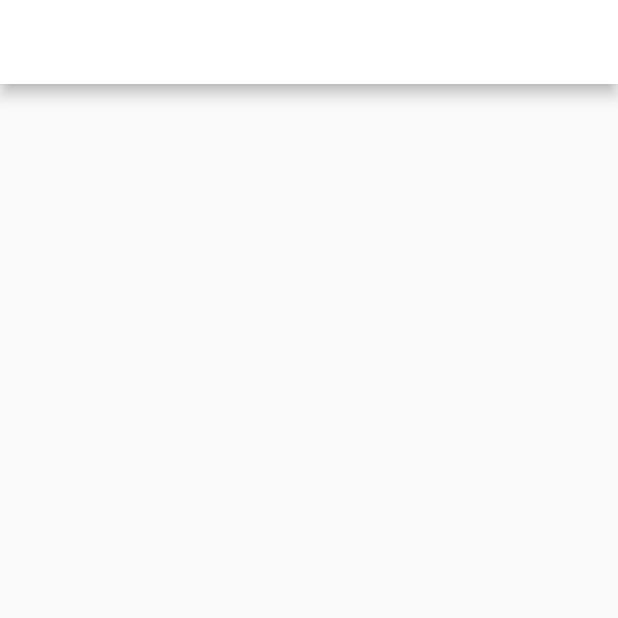
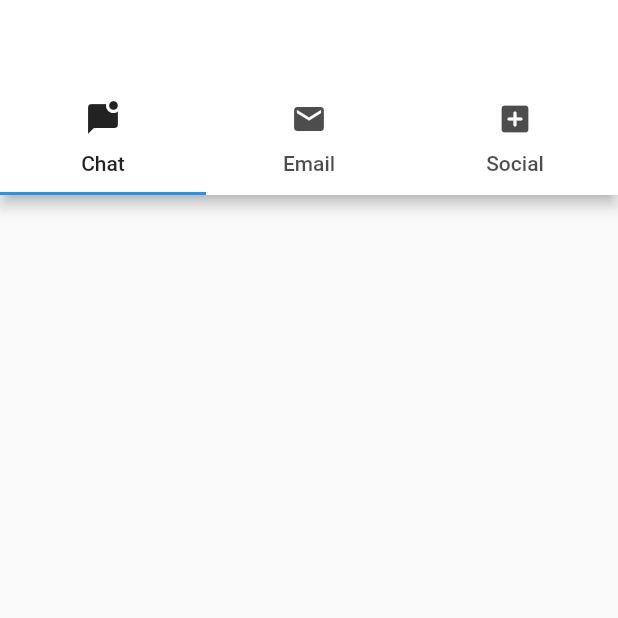
Before and after one commit to priyadarshu/chat_app_design, a Flutter app: the screen it shows after launch, on a phone screen of 412 x 824 dp, the top half of it. Run offline on Flutter 3.47's test engine with Material 2 defaults, Android fonts, the phone set to English and light mode, and no system bars.

Commit message:
Added Tab Bar Code

```diff
--- a/lib/main.dart
+++ b/lib/main.dart
@@ -5,56 +5,36 @@ void main() {
 }
 
 class MyApp extends StatelessWidget {
-  final List icondetails = [
-    {
-      "title": "Chat",
-      "icon": Icons.mark_chat_unread_rounded,
-      "tooltip": "",
-      "color": Colors.orangeAccent,
-      "alignment": Alignment.centerLeft
-    },
-    {
-      "title": "Email",
-      "icon": Icons.email,
-      "tooltip": "",
-      "color": Colors.blueAccent,
-      "alignment": Alignment.center
-    },
-    {
-      "title": "Social",
-      "icon": Icons.add_box_rounded,
-      "tooltip": "",
-      "color": Colors.redAccent,
-      "alignment": Alignment.centerRight
-    }
-  ];
-
   @override
   Widget build(BuildContext context) {
-    /* var actions2 = [
-      for (int i = 0; i < icondetails.length; i++)
-        new IconButton(
-          icon: icondetails[i].icon,
-          tooltip: "",
-          color: Colors.orangeAccent,
-          alignment: Alignment.centerLeft,
-          onPressed: () {},
-        ),
-    ];
-    var actions22 = actions2;*/
+    /* final _tabs = <Tab>[
+      Tab(icon: Icon(Icons.mark_chat_unread_rounded), text='Chat'),
+      Tab(icon: Icon(Icons.email), text='Email'),
+      Tab(icon: Icon(Icons.add_box_rounded), text='Social'),
+    ];*/
 
     return MaterialApp(
-      debugShowCheckedModeBanner: false,
-      title: "Chat App UI",
-      theme: ThemeData(
-        primaryColor: Colors.white,
-      ),
-      home: Scaffold(
-        appBar: AppBar(
-          title: Text(""),
+        debugShowCheckedModeBanner: false,
+        title: "ChatApp",
+        theme: ThemeData(
+          primaryColor: Colors.white,
         ),
-        body: Container(),
-      ),
-    );
+        home: DefaultTabController(
+          length: 3,
+          child: Scaffold(
+              appBar: AppBar(
+                  leading: null,
+                  bottom: TabBar(
+                    labelPadding: EdgeInsets.all(0),
+                    tabs: [
+                      Tab(
+                        icon: Icon(Icons.mark_chat_unread_rounded),
+                        text: 'Chat',
+                      ),
+                      Tab(icon: Icon(Icons.email), text: 'Email'),
+                      Tab(icon: Icon(Icons.add_box_rounded), text: 'Social'),
+                    ],
+                  ))),
+        ));
   }
 }
```
